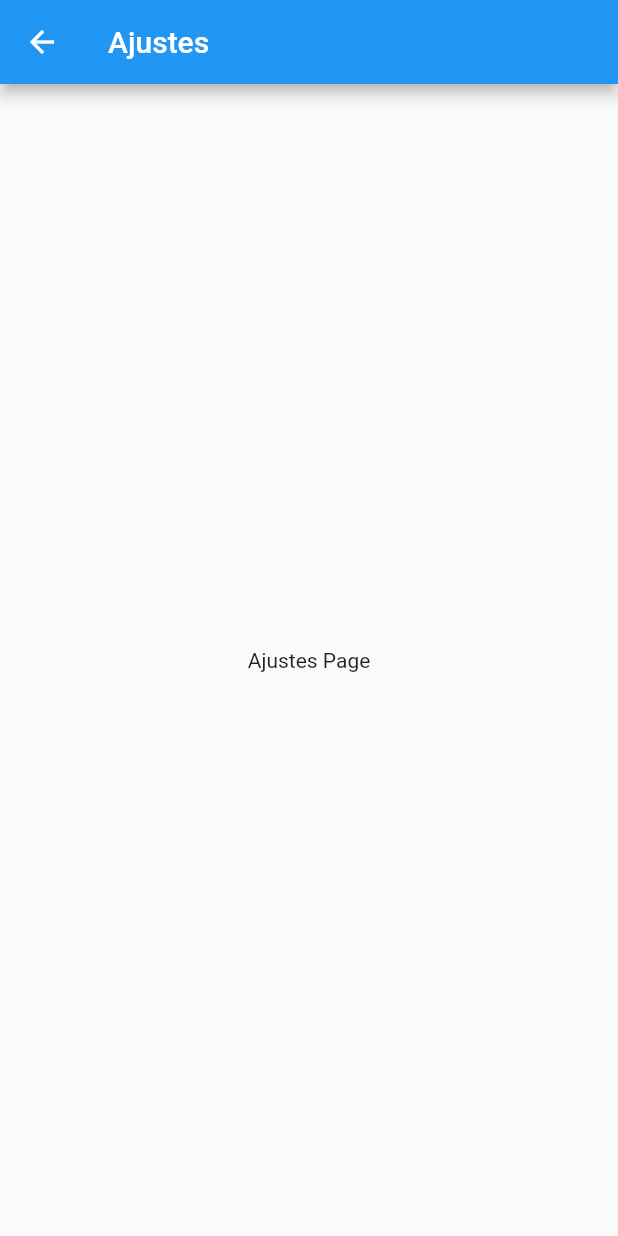
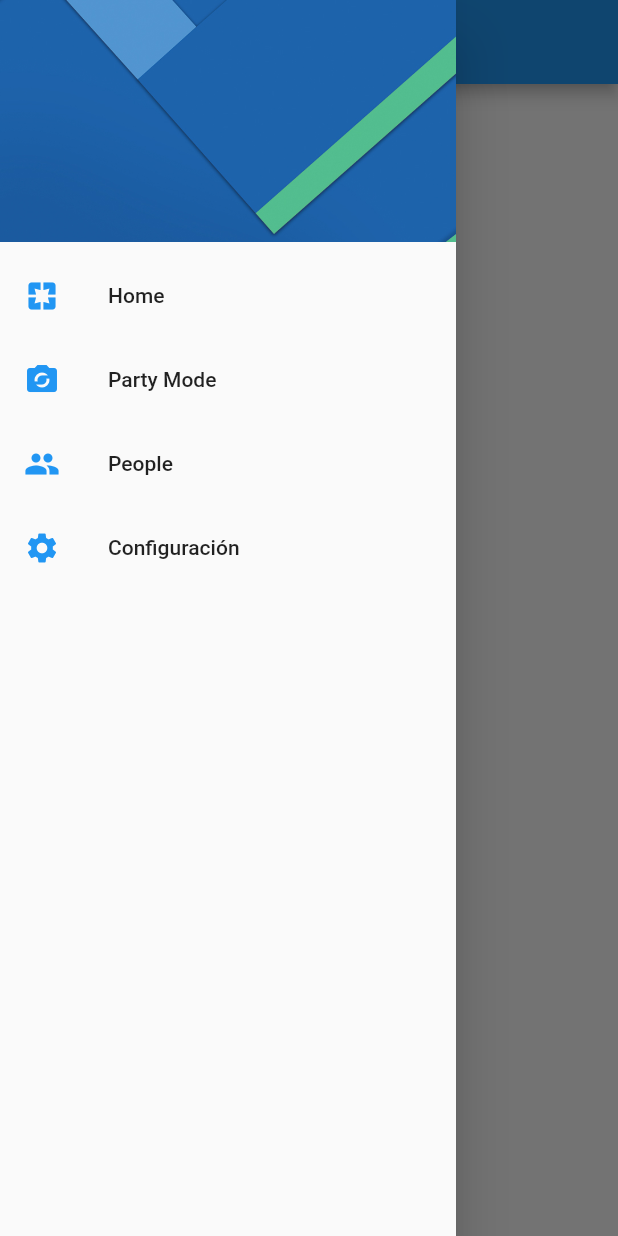
Before and after one commit to CristianX/flutter-preferencias-usuario, a Flutter app: the SettingsPage screen opened by its route, with the side drawer open (before the commit the screen has no drawer), on a phone screen of 412 x 824 dp. Run offline on Flutter 3.47's test engine with Material 2 defaults, Android fonts, the phone set to English and light mode, and no system bars.

Commit message:
Creando widget indepentiende Drawer y llamandoló a las vistas de home_page y settings_page

```diff
--- a/lib/src/pages/settings_page.dart
+++ b/lib/src/pages/settings_page.dart
@@ -1,4 +1,7 @@
 import 'package:flutter/material.dart';
+
+// Widget
+import 'package:preferenciasusuario/src/widgets/menuLateral_widget.dart';
 
 class SettingsPage extends StatelessWidget {
 
@@ -12,6 +15,8 @@ static final String routeName = 'settings';
       appBar: AppBar(
         title: Text('Ajustes'),
        ),
+      //  Aplicando menú lateral
+       drawer: MenuLateralWidget(),
        body: Center(
          child: Text('Ajustes Page'),
        )
--- /dev/null
+++ b/lib/src/widgets/menuLateral_widget.dart
@@ -0,0 +1,58 @@
+import 'package:flutter/material.dart';
+
+// Vistas
+import 'package:preferenciasusuario/src/pages/home_page.dart';
+import 'package:preferenciasusuario/src/pages/settings_page.dart';
+
+class MenuLateralWidget extends StatelessWidget {
+  @override
+  Widget build(BuildContext context) {
+    return Drawer(
+
+      // Lo tradicional es almacenar un ListView
+      child: ListView(
+        // Para que ocupe todo el espacio
+        padding: EdgeInsets.zero,
+        children: <Widget>[
+          DrawerHeader(
+            child: Container(),
+            decoration: BoxDecoration(
+              image: DecorationImage(
+                image: AssetImage('assets/original.jpg'),
+                fit: BoxFit.cover
+              )
+            )
+          ),
+          // Opciones del menú
+          ListTile(
+            leading: Icon( Icons.pages, color: Colors.blue ),
+            title: Text('Home'),
+            onTap: () => Navigator.pushReplacementNamed(context, HomePage.routeName),
+          ),
+          ListTile(
+            leading: Icon( Icons.party_mode, color: Colors.blue ),
+            title: Text('Party Mode'),
+            onTap: (){},
+          ),
+          ListTile(
+            leading: Icon( Icons.people, color: Colors.blue ),
+            title: Text('People'),
+            onTap: (){},
+          ),
+          ListTile(
+            leading: Icon( Icons.settings, color: Colors.blue ),
+            title: Text('Configuración'),
+            onTap: (){
+              // Para cerrar menú lateral
+              // Navigator.pop(context);
+
+              // Para cambiar vista raíz
+              Navigator.pushReplacementNamed(context, SettingsPage.routeName);
+            },
+          ),
+        ],
+      ),
+
+    );
+  }
+}
```
Also changed, not shown: lib/src/pages/home_page.dart (+3 -53 lines).
